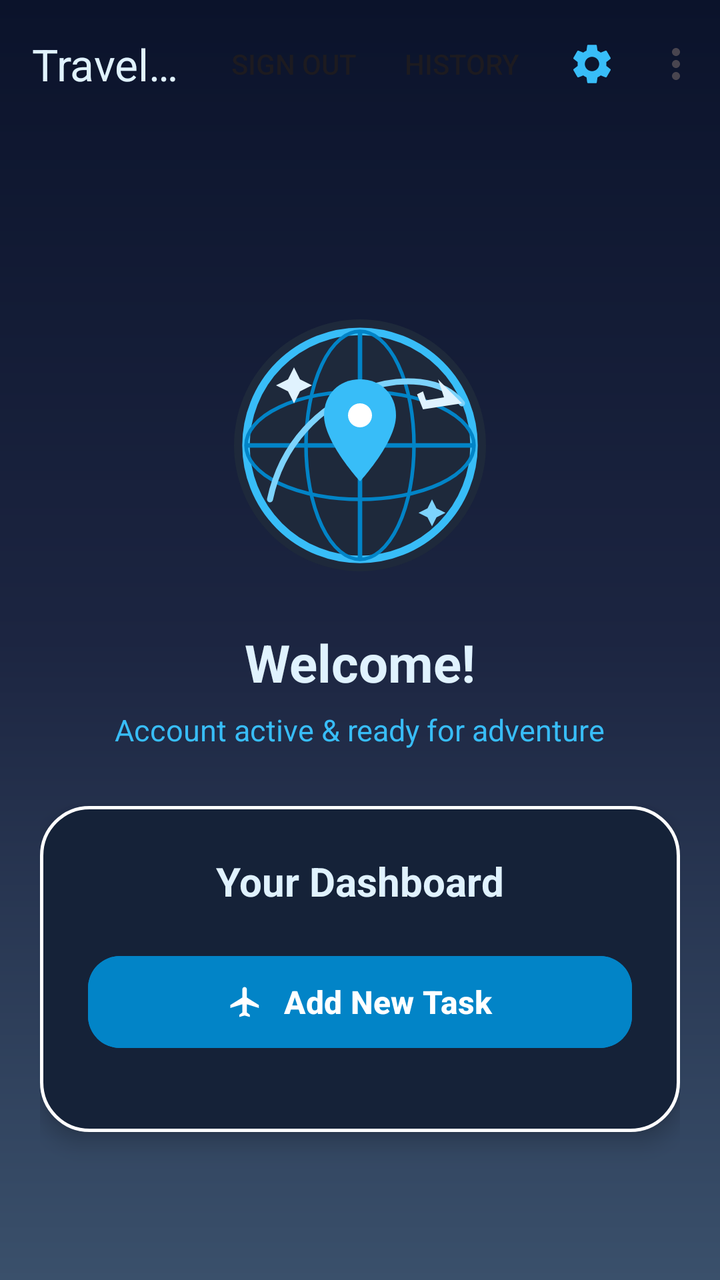
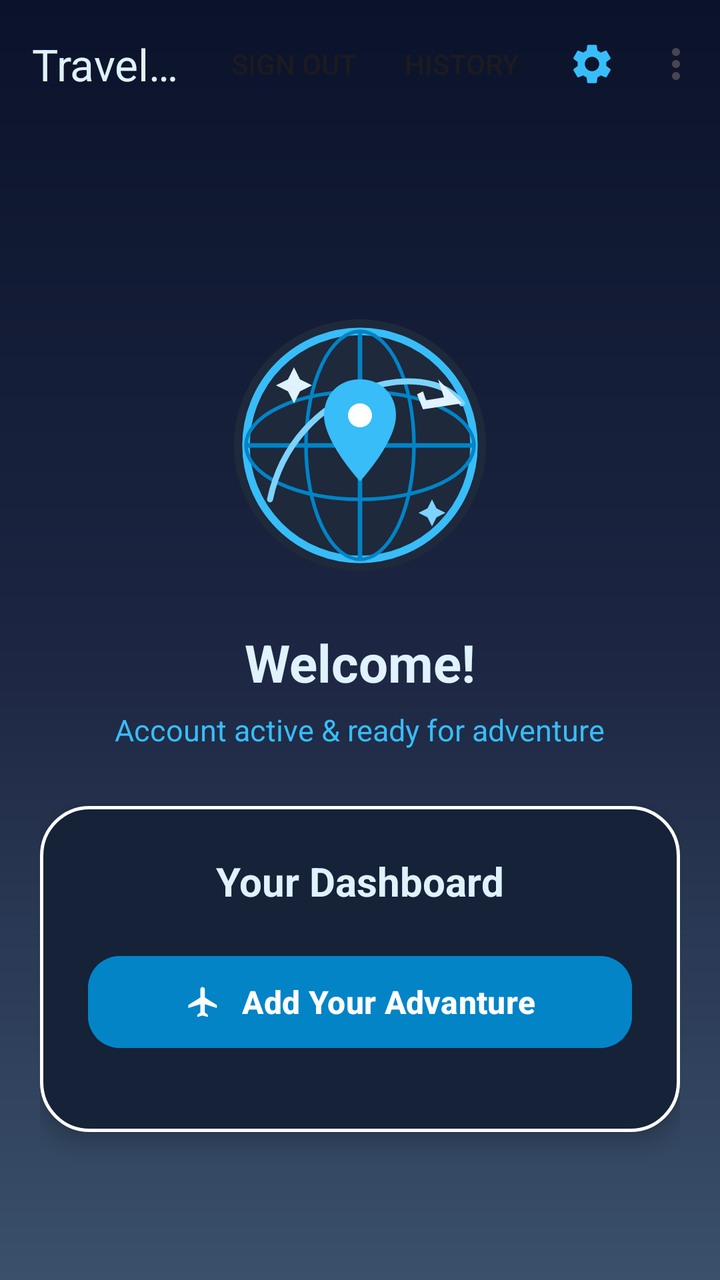

An Android layout rendered at two revisions. The XML below is the earlier revision; the diff shows what the commit changed to produce the second picture.
<!-- AndroidManifest.xml: application theme Theme.Applicationyareen -->
<!-- res/layout/activity_yourtask.xml -->
<?xml version="1.0" encoding="utf-8"?>
<LinearLayout xmlns:android="http://schemas.android.com/apk/res/android"
    xmlns:app="http://schemas.android.com/apk/res-auto"
    xmlns:tools="http://schemas.android.com/tools"
    android:id="@+id/main"
    android:layout_width="match_parent"
    android:layout_height="match_parent"
    android:background="@drawable/bg_dark_blue_gradient"
    android:orientation="vertical"
    tools:context=".ViewPkg.YourTaskActivity">

    
    <com.google.android.material.appbar.MaterialToolbar
        android:id="@+id/topAppBar"
        android:layout_width="match_parent"
        android:layout_height="?attr/actionBarSize"
        android:background="@android:color/transparent"
        app:menu="@menu/main_menu"
        app:title="Travel Dashboard"
        app:titleCentered="false"
        app:titleTextColor="#E0F2FE" />

    <ScrollView
        android:layout_width="match_parent"
        android:layout_height="match_parent"
        android:fillViewport="true">

        <LinearLayout
            android:layout_width="match_parent"
            android:layout_height="wrap_content"
            android:gravity="center"
            android:orientation="vertical"
            android:padding="20dp">

            
            <ImageView
                android:id="@+id/imgMain2Logo"
                android:layout_width="150dp"
                android:layout_height="150dp"
                android:layout_marginTop="10dp"
                android:layout_marginBottom="16dp"
                android:contentDescription="Travel Dashboard Logo"
                android:scaleType="centerInside"
                android:src="@drawable/ic_main_dashboard_globe" />

            
            <TextView
                android:id="@+id/tvWelcomeUser"
                android:layout_width="wrap_content"
                android:layout_height="wrap_content"
                android:text="Welcome!"
                android:textColor="#E0F2FE"
                android:textSize="26sp"
                android:textStyle="bold" />

            
            <TextView
                android:id="@+id/tvWelcomeSubtitle"
                android:layout_width="wrap_content"
                android:layout_height="wrap_content"
                android:layout_marginTop="6dp"
                android:layout_marginBottom="28dp"
                android:text="Account active &amp; ready for adventure"
                android:textColor="#38BDF8"
                android:textSize="15sp" />

            
            <LinearLayout
                android:layout_width="match_parent"
                android:layout_height="wrap_content"
                android:background="@drawable/bg_dark_blue_card"
                android:elevation="6dp"
                android:orientation="vertical"
                android:padding="24dp">

                <TextView
                    android:layout_width="wrap_content"
                    android:layout_height="wrap_content"
                    android:layout_gravity="center_horizontal"
                    android:layout_marginBottom="20dp"
                    android:text="Your Dashboard"
                    android:textColor="#E0F2FE"
                    android:textSize="20sp"
                    android:textStyle="bold" />

                
                <com.google.android.material.button.MaterialButton
                    android:id="@+id/btnAddNewTask2"
                    android:layout_width="match_parent"
                    android:layout_height="54dp"
                    android:layout_marginBottom="14dp"
                    android:backgroundTint="#0284C7"
                    android:text="Add New Task"
                    android:textColor="@android:color/white"
                    android:textSize="16sp"
                    android:textStyle="bold"
                    app:cornerRadius="16dp"
                    app:icon="@drawable/ic_airplane_white"
                    app:iconGravity="textStart"
                    app:iconPadding="10dp"
                    app:iconTint="@android:color/white" />

                

            </LinearLayout>

        </LinearLayout>
    </ScrollView>
</LinearLayout>
<!-- resources referenced by this layout -->
<resources>
  <!-- drawable bg_dark_blue_card (drawable) -->
  <?xml version="1.0" encoding="utf-8"?>
  <shape xmlns:android="http://schemas.android.com/apk/res/android"
      android:shape="rectangle">
      <solid android:color="#152238" />
      <corners android:radius="24dp" />
      <stroke
          android:width="1.5dp"
          android:color="#FFFFFF" />
  </shape>
  <!-- drawable bg_dark_blue_gradient (drawable) -->
  <?xml version="1.0" encoding="utf-8"?>
  <shape xmlns:android="http://schemas.android.com/apk/res/android"
      android:shape="rectangle">
      <gradient
          android:angle="270"
          android:startColor="#0B132B"
          android:centerColor="#1C2541"
          android:endColor="#3A506B" />
  </shape>
  <!-- drawable ic_airplane_white (drawable) -->
  <vector xmlns:android="http://schemas.android.com/apk/res/android"
      android:width="24dp"
      android:height="24dp"
      android:viewportWidth="24"
      android:viewportHeight="24">
  
      <path
          android:fillColor="#FFFFFFFF"
          android:pathData="M21,16v-2l-8,-5V3.5C13,2.67 12.33,2 11.5,2S10,2.67 10,3.5V9l-8,5v2l8,-2.5V19l-2,1.5V22l3.5,-1 3.5,1v-1.5L13,19v-5.5l8,2.5z" />
  </vector>
  <!-- drawable ic_main_dashboard_globe: vector/xml drawable (drawable, 2042 chars, omitted) -->
  <style name="Theme.Applicationyareen" parent="Base.Theme.Applicationyareen" />
  <style name="Base.Theme.Applicationyareen" parent="Theme.Material3.DayNight">
          
          
      </style>
</resources>

<!-- the commit's change to res/layout/activity_yourtask.xml (unified diff, before → after) -->
@@ -90,7 +90,7 @@
                     android:layout_height="54dp"
                     android:layout_marginBottom="14dp"
                     android:backgroundTint="#0284C7"
-                    android:text="Add New Task"
+                    android:text="Add Your Advanture"
                     android:textColor="@android:color/white"
                     android:textSize="16sp"
                     android:textStyle="bold"
